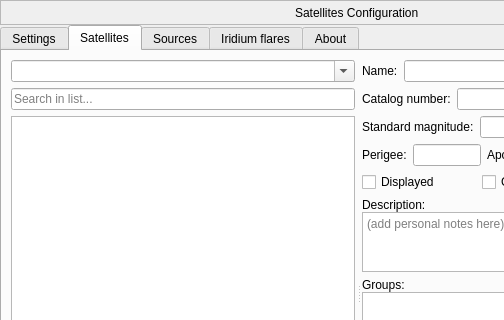
Above: plugins/Satellites/src/gui/satellitesDialog.ui from Stellarium/stellarium before the change; both pictures show x 0 to 504 and y 0 to 320 of the 734 by 536 pixel window. Below: the same form after it.
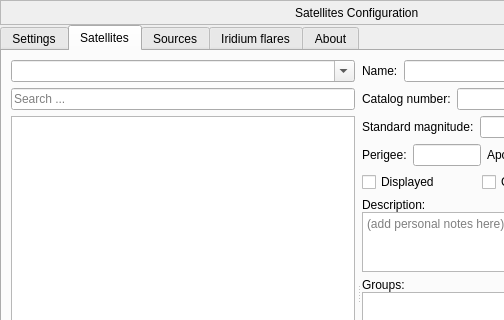
That is the form after the change. The open tabs and pages were chosen to show the change. Icons and pictures are not drawn. Custom widgets are drawn as their Qt base class.

Commit message: sat plugin: also search descriptions

Patch:
```diff
--- a/plugins/Satellites/src/gui/satellitesDialog.ui
+++ b/plugins/Satellites/src/gui/satellitesDialog.ui
@@ -762,7 +762,7 @@
            <item>
             <widget class="QLineEdit" name="lineEditSearch">
              <property name="placeholderText">
-              <string>Search in list...</string>
+              <string>Search ...</string>
              </property>
             </widget>
            </item>
```
The commit also changes 1 other file.
